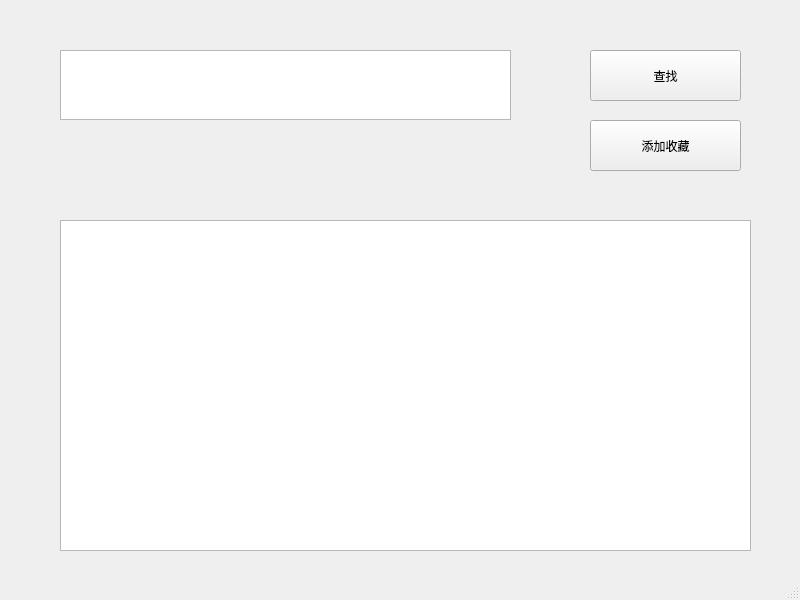
Above: sever_core/found.ui from bsy1/poemtest before the change. Below: the same form after it.
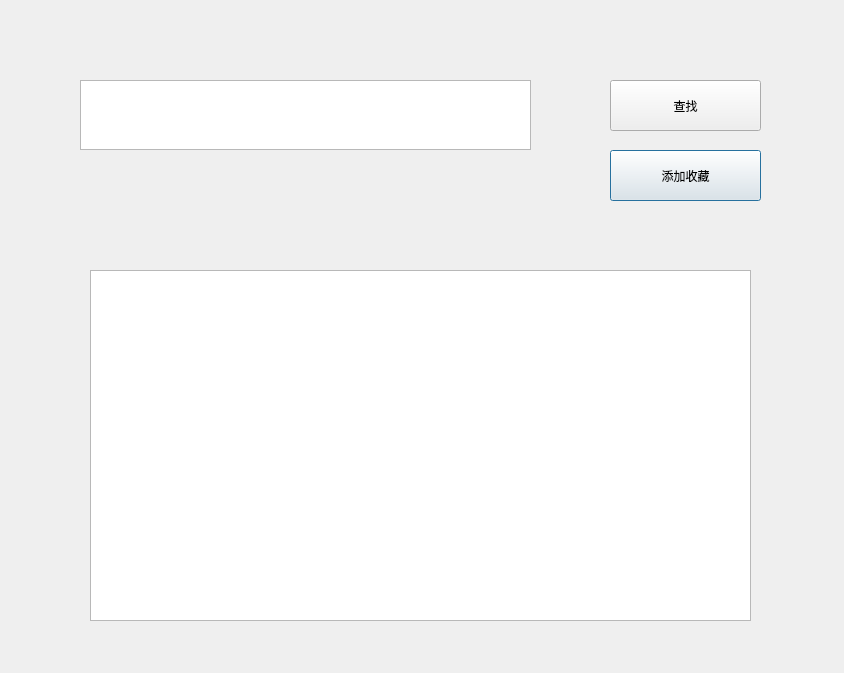
That is the form after the change.

The edit to the form file:
```diff
--- a/sever_core/found.ui
+++ b/sever_core/found.ui
@@ -1,67 +1,64 @@
 <?xml version="1.0" encoding="UTF-8"?>
 <ui version="4.0">
- <class>foundm</class>
- <widget class="QMainWindow" name="foundm">
+ <class>Dialog</class>
+ <widget class="QDialog" name="Dialog">
   <property name="geometry">
    <rect>
     <x>0</x>
     <y>0</y>
-    <width>800</width>
-    <height>600</height>
+    <width>844</width>
+    <height>673</height>
    </rect>
   </property>
   <property name="windowTitle">
    <string>查询古诗</string>
   </property>
-  <widget class="QWidget" name="centralwidget">
-   <widget class="QTableView" name="list1">
+  <widget class="QPushButton" name="love">
     <property name="geometry">
      <rect>
-      <x>60</x>
-      <y>220</y>
-      <width>691</width>
-      <height>331</height>
-     </rect>
+     <x>610</x>
+     <y>150</y>
+     <width>151</width>
+     <height>51</height>
+    </rect>
+   </property>
+   <property name="text">
+    <string>添加收藏</string>
+   </property>
+  </widget>
+  <widget class="QPushButton" name="found2">
+   <property name="geometry">
+    <rect>
+     <x>610</x>
+     <y>80</y>
+     <width>151</width>
+     <height>51</height>
+    </rect>
+   </property>
+   <property name="text">
+    <string>查找</string>
     </property>
    </widget>
    <widget class="QTextEdit" name="found1">
     <property name="geometry">
      <rect>
-      <x>60</x>
-      <y>50</y>
+     <x>80</x>
+     <y>80</y>
       <width>451</width>
       <height>70</height>
      </rect>
     </property>
    </widget>
-   <widget class="QPushButton" name="found2">
+  <widget class="QListWidget" name="list">
     <property name="geometry">
      <rect>
-      <x>590</x>
-      <y>50</y>
-      <width>151</width>
-      <height>51</height>
-     </rect>
-    </property>
-    <property name="text">
-     <string>查找</string>
-    </property>
-   </widget>
-   <widget class="QPushButton" name="love">
-    <property name="geometry">
-     <rect>
-      <x>590</x>
-      <y>120</y>
-      <width>151</width>
-      <height>51</height>
-     </rect>
-    </property>
-    <property name="text">
-     <string>添加收藏</string>
-    </property>
-   </widget>
-  </widget>
-  <widget class="QStatusBar" name="statusbar"/>
+     <x>90</x>
+     <y>270</y>
+     <width>661</width>
+     <height>351</height>
+    </rect>
+   </property>
+  </widget>
  </widget>
  <resources/>
  <connections/>
```
Left out of the diff: 2 changed lines with no effect on the pictures. Lines whose indentation alone changed are shown as unchanged.
